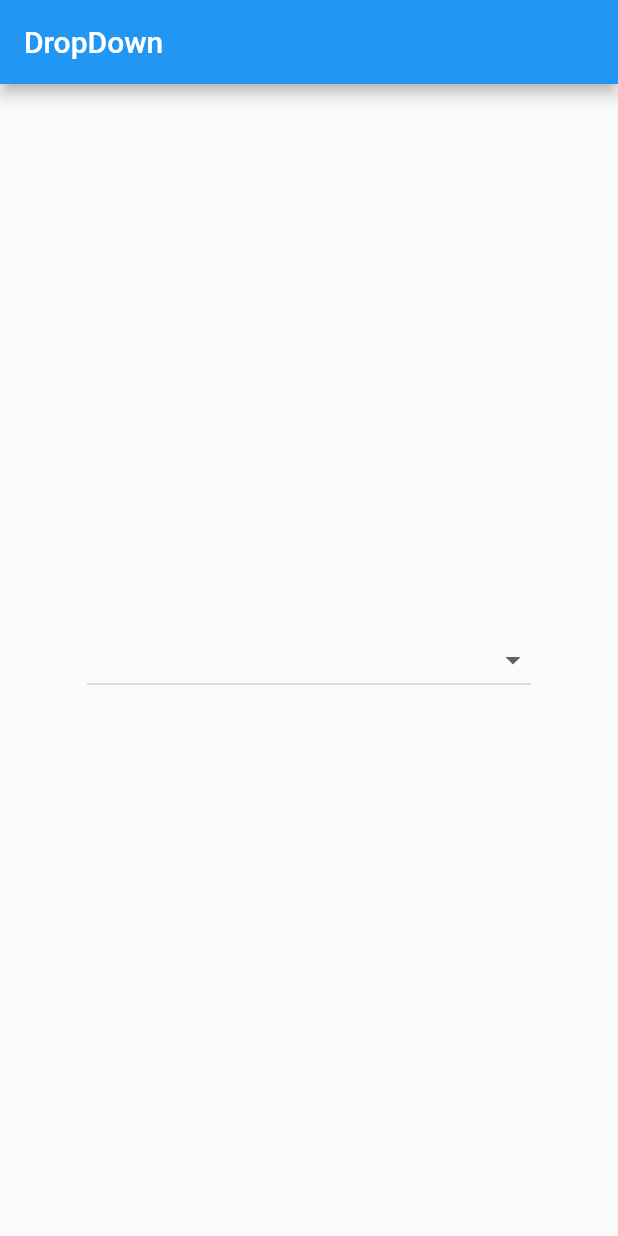
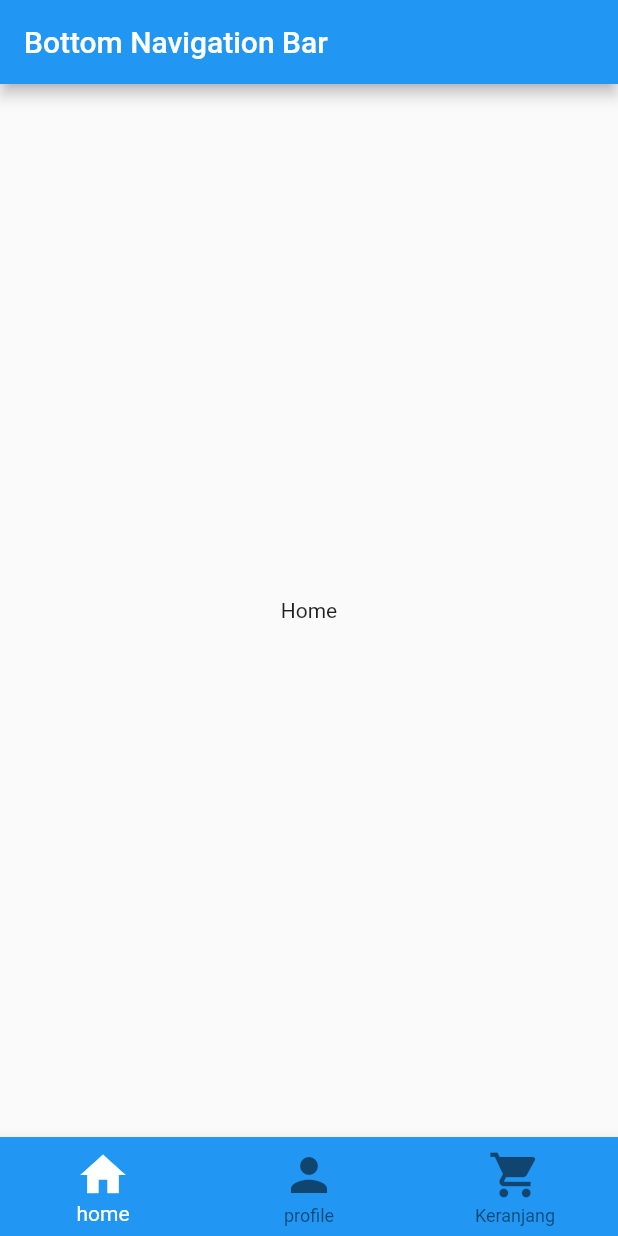
Before and after one commit to moohat/flutterStatefull, a Flutter app: the screen it shows after launch, on a phone screen of 412 x 824 dp. Run offline on Flutter 3.47's test engine with Material 2 defaults, Android fonts, the phone set to English and light mode, and no system bars.

Commit message:
create bottom navigation bar

```diff
--- a/lib/main.dart
+++ b/lib/main.dart
@@ -10,51 +10,64 @@ class MyApp extends StatelessWidget {
   @override
   Widget build(BuildContext context) {
     return MaterialApp(
-      //hilangkan banner debug
-      debugShowCheckedModeBanner: false,
       home: HomePage(),
     );
   }
 }
 
-class HomePage extends StatelessWidget {
-  final List data = [
-    {
-    "judul": "pilihan ke - 1",
-    "data":1,
-    },
-    {
-    "judul": "pilihan ke - 2",
-    "data":2,
+class HomePage extends StatefulWidget {
+  const HomePage({super.key});
 
-    },
-    {
-    "judul": "pilihan ke - 3",
-    "data":3,
+  @override
+  State<HomePage> createState() => _HomePageState();
+}
 
-    },
+class _HomePageState extends State<HomePage> {
+  late int index;
+
+  List showWidget = [
+    Center(
+      child: Text("Home"),
+    ),
+    Center(
+      child: Text("Profile"),
+    ),
+    Center(
+      child: Text("Cart"),
+    ),
   ];
+  @override
+  void initState() {
+    index = 0;
+    super.initState();
+  }
+
   @override
   Widget build(BuildContext context) {
     return Scaffold(
       appBar: AppBar(
-        title: Text("DropDown"),
+        title: Text("Bottom Navigation Bar"),
       ),
-      body: Center(
-          child: Padding(
-        padding: EdgeInsets.all(30),
-        child: DropdownButton(
-          items: data
-              .map((e) => DropdownMenuItem(
-                    child: Text("tampilan - $e"),
-                    value: e.toString(),
-                  ))
-              .toList(),
-          onChanged: (value) {
-            print(value);
+      body: showWidget[index],
+      bottomNavigationBar: BottomNavigationBar(
+          backgroundColor: Colors.blue,
+          currentIndex: index,
+          selectedItemColor: Colors.white,
+          unselectedItemColor: Colors.grey[20],
+
+          //mengatur ukuran icon
+          iconSize: 36,
+          onTap: (value) {
+            setState(() {
+              index = value;
+            });
           },
-        ),
-      )),
+          items: [
+            BottomNavigationBarItem(icon: Icon(Icons.home), label: "home"),
+            BottomNavigationBarItem(icon: Icon(Icons.person), label: "profile"),
+            BottomNavigationBarItem(
+                icon: Icon(Icons.shopping_cart), label: "Keranjang"),
+          ]),
     );
   }
 }
```
